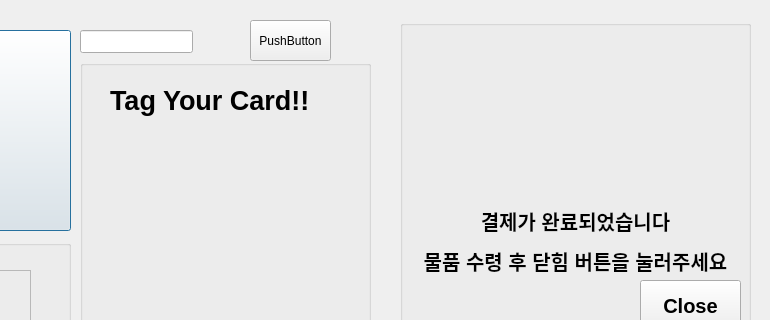
First picture: the form in src/rio_firmware/delivery_robot/src/delivery_ui/delivery_ui/ui/delivery_service.ui, repository addinedu-ros-4th/ros-repo-1, before the edit; both pictures show x 620 to 1390 and y 0 to 320 of the 1390 by 818 pixel window.
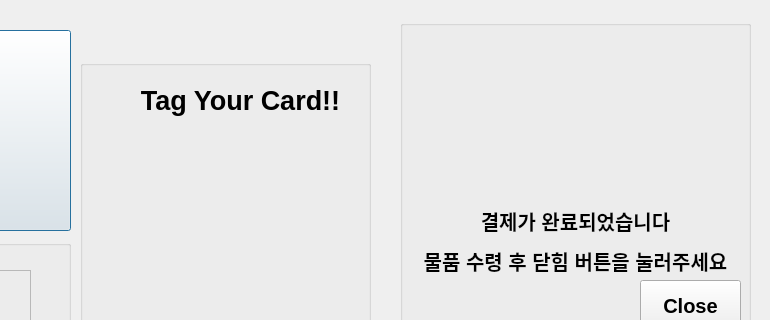
Second picture: the form after the edit. Icons and pictures are not drawn.

Diff of the .ui file:
```diff
--- a/src/rio_firmware/delivery_robot/src/delivery_ui/delivery_ui/ui/delivery_service.ui
+++ b/src/rio_firmware/delivery_robot/src/delivery_ui/delivery_ui/ui/delivery_service.ui
@@ -16,16 +16,6 @@
   <property name="styleSheet">
    <string notr="true"/>
   </property>
-  <widget class="QLineEdit" name="nameLine">
-   <property name="geometry">
-    <rect>
-     <x>700</x>
-     <y>30</y>
-     <width>113</width>
-     <height>23</height>
-    </rect>
-   </property>
-  </widget>
   <widget class="QPushButton" name="normalBtn">
    <property name="geometry">
     <rect>
@@ -607,19 +597,6 @@
     </property>
    </widget>
   </widget>
-  <widget class="QPushButton" name="testBtn">
-   <property name="geometry">
-    <rect>
-     <x>870</x>
-     <y>20</y>
-     <width>81</width>
-     <height>41</height>
-    </rect>
-   </property>
-   <property name="text">
-    <string>PushButton</string>
-   </property>
-  </widget>
   <widget class="QGroupBox" name="rfidGroup">
    <property name="geometry">
     <rect>
@@ -667,6 +644,9 @@
     <property name="text">
      <string>Tag Your Card!!</string>
     </property>
+    <property name="alignment">
+     <set>Qt::AlignCenter</set>
+    </property>
    </widget>
   </widget>
   <widget class="QGroupBox" name="noticeGroup">
@@ -766,7 +746,7 @@
    <widget class="QLabel" name="noticeLabel_2">
     <property name="geometry">
      <rect>
-      <x>70</x>
+      <x>80</x>
       <y>30</y>
       <width>201</width>
       <height>151</height>
```
